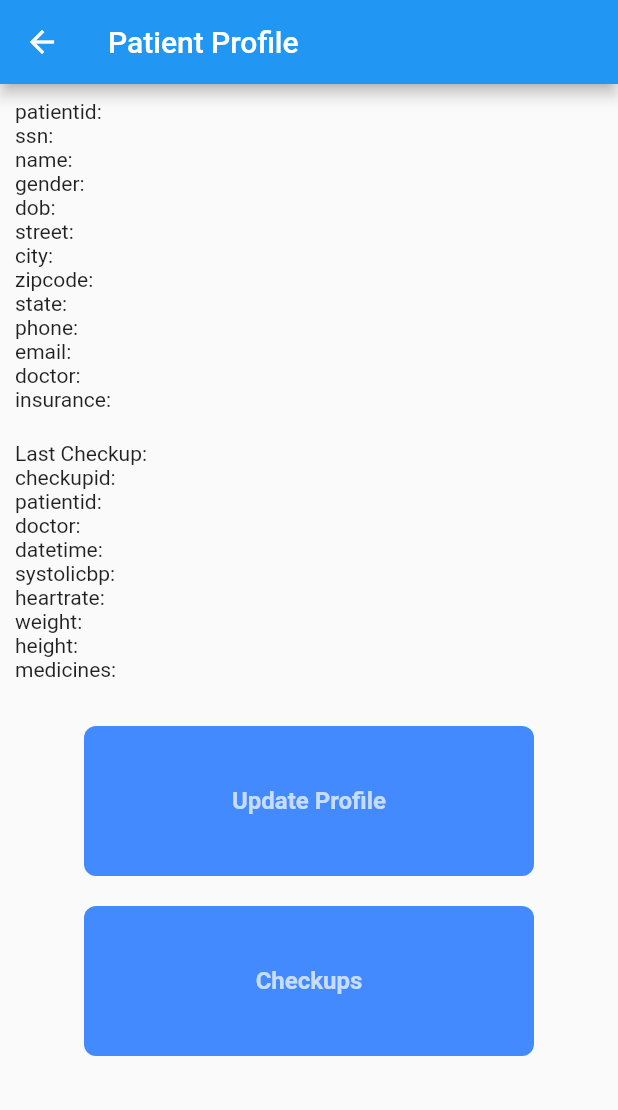
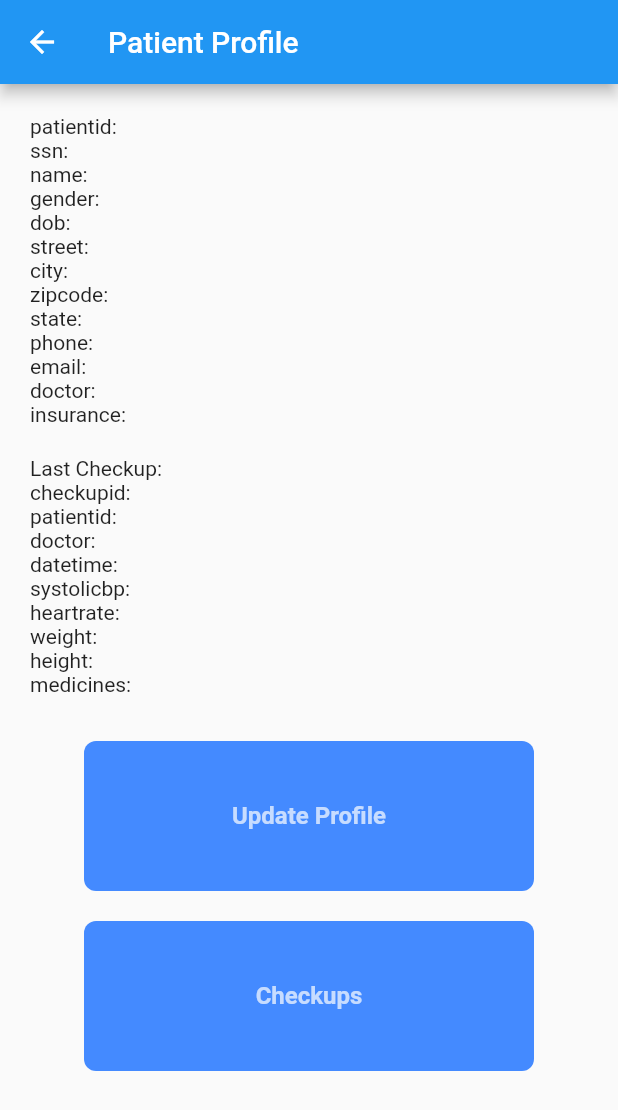
Before and after one commit to teaguestockwell/doctors-patient-database, a Flutter app: the ProfileHome screen opened directly with empty values, on a phone screen of 412 x 824 dp. Shown: the top 1110 px of the screen. Run offline on Flutter 3.47's test engine with Material 2 defaults, Android fonts, the phone set to English and light mode, and no system bars; our stand-ins replace cloud_firestore, firebase_core; accounts and stored records are empty.

Commit message:
latest checkup

```diff
--- a/lib/screens/checkup_home.dart
+++ b/lib/screens/checkup_home.dart
@@ -46,7 +46,8 @@ class _CheckupHomeState extends State<CheckupHome> {
             shrinkWrap: true,
             children: [
               HomeProvider(this.widget.patientid),
-              LastCheckupParaProvider(patientid: this.widget.patientid),
+              PastTripsView(this.widget.patientid),
+              //LastCheckupParaProvider(patientid: this.widget.patientid),
               Center(child: But(text: 'Add Checkup', onpress: addCheckup)),
               CheckupList(),
             ]
--- a/lib/screens/profile_home.dart
+++ b/lib/screens/profile_home.dart
@@ -46,14 +46,18 @@ class _ProfileHomeState extends State<ProfileHome> {
       value: value,
       child: Scaffold(
         appBar: AppBar(title: Text('Patient Profile')),
-        body: ListView(
-          shrinkWrap: true,
-          children: [
-          HomeProvider(this.widget.patientid),
-          LastCheckupParaProvider(patientid: this.widget.patientid),
-          Center(child: But(text: 'Update Profile', onpress: updateProfile)),
-          Center(child: But(text: 'Checkups', onpress: checkups))
-        ])
+        body: Padding(
+          padding: const EdgeInsets.all(10.0),
+          child: ListView(
+            shrinkWrap: true,
+            children: [
+            HomeProvider(this.widget.patientid),
+            PastTripsView(this.widget.patientid),
+            //LastCheckupParaProvider(patientid: this.widget.patientid),
+            Center(child: But(text: 'Update Profile', onpress: updateProfile)),
+            Center(child: But(text: 'Checkups', onpress: checkups))
+          ]),
+        )
       )
     );
   }
--- a/lib/widgets/checkup_para.dart
+++ b/lib/widgets/checkup_para.dart
@@ -1,50 +1,41 @@
+import 'package:cloud_firestore/cloud_firestore.dart';
 import 'package:flutter/material.dart';
 import 'package:provider/provider.dart';
 import '../models/checkup.dart';
 import '../services/checkup_service.dart';
+class PastTripsView extends StatelessWidget {
+  final String patientid;
+  PastTripsView(this.patientid);
 
-class LastCheckupParaProvider extends StatefulWidget {
-  final String patientid;
-  LastCheckupParaProvider({@required this.patientid});
-  @override
-  _LastCheckupParaProviderState createState() => _LastCheckupParaProviderState();
-}
+  Stream<QuerySnapshot> qStream() {
+    CheckupService().checkupCollection
+    .where("patientid", isEqualTo: patientid)
+    .orderBy('datetime',descending: true)
+    .limit(1)
+    .snapshots();
+  }
 
-class _LastCheckupParaProviderState extends State<LastCheckupParaProvider> {
-  var value;
-
-  initState(){
-    super.initState();
-    value = CheckupService().getLastCheckupGivenPatientId(this.widget.patientid);
-  }
-  @override
   Widget build(BuildContext context) {
-    return
-    StreamProvider<Checkup>.value(
-      value: value,
-      child: LastCheckupBody()
-    );
-  }
-}
-
-class LastCheckupBody extends StatelessWidget {
-  @override
-  Widget build(BuildContext context) {
-    final checkup = Provider.of<Checkup>(context) ?? Checkup.empty();
-
     return Padding(
       padding: const EdgeInsets.all(10.0),
-      child: ListView.builder(
-        physics: NeverScrollableScrollPhysics(),
-        shrinkWrap: true,
-        itemCount: Checkup.numFields+1,
-        itemBuilder: (_,i){
-
-if(i==0){return Text('Last Checkup:');}
-return Text('${checkup.toMap.keys.elementAt(i-1)}: ${checkup.toMap.values.elementAt(i-1)}');
-
-
-        }
+      child: Container(
+        child:StreamBuilder(
+          stream: qStream(),
+          builder: (_,s) {
+            Checkup c;
+            if (!s.hasData && s.data != null){c=Checkup.fromJson(s.data.docs.last.data());}
+            else{c = Checkup.empty();}
+            return ListView.builder(
+              shrinkWrap: true,
+              physics: NeverScrollableScrollPhysics(),
+              itemCount: Checkup.numFields+1,
+              itemBuilder: (_,i) {
+                if(i==0){return Text('Last Checkup:');}
+                return Text('${c.toMap.keys.elementAt(i-1)}: ${c.toMap.values.elementAt(i-1)}');
+              }
+            );
+          }
+        ),
       ),
     );
   }
```
Also changed, not shown: lib/screens/profile_search.dart (+5 -12 lines), lib/services/checkup_service.dart (+0 -18 lines), lib/services/patient_service.dart (+0 -17 lines).
